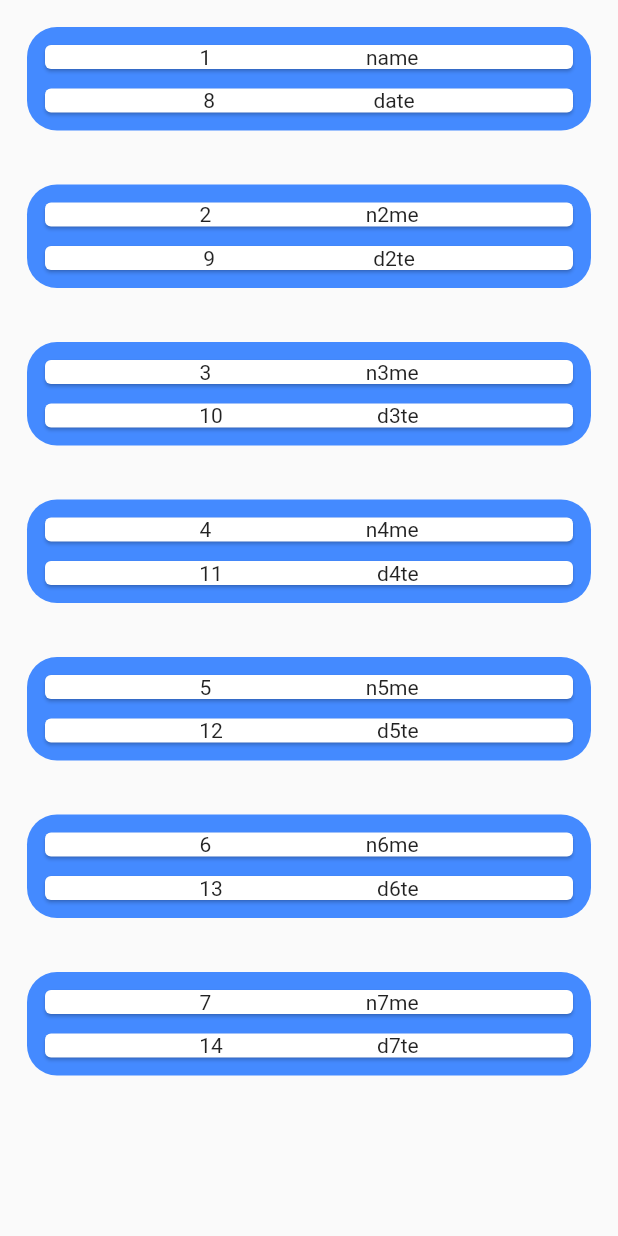
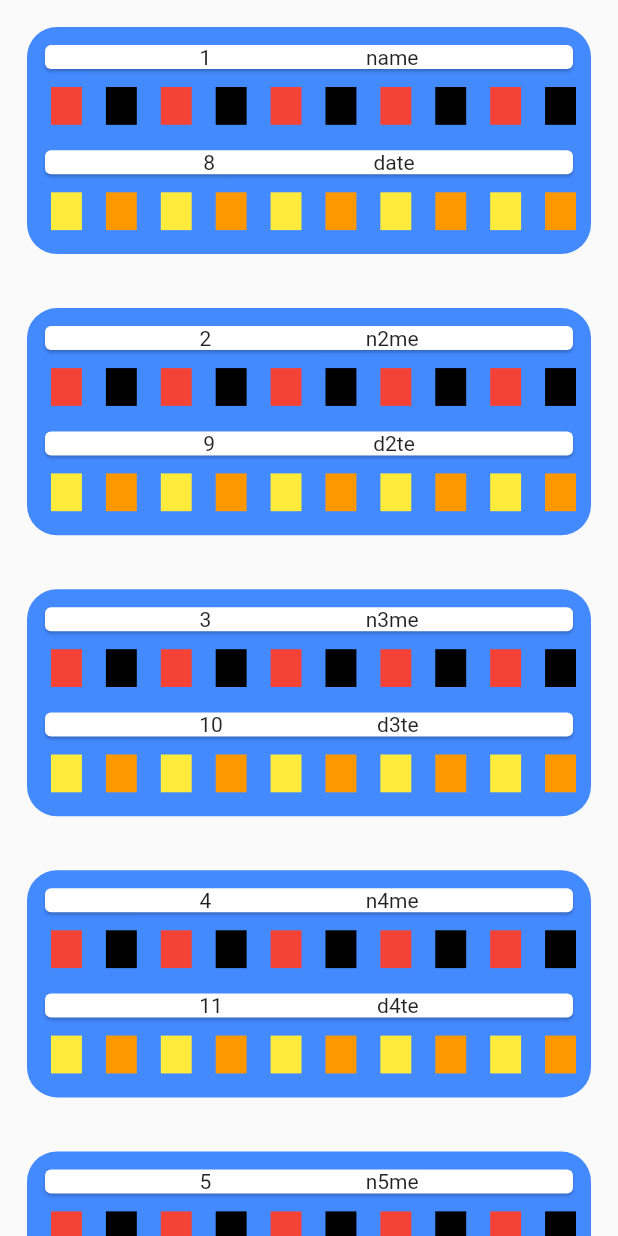
Before and after one commit to yabhihsek9575/assingment_app, a Flutter app: the screen it shows after launch, on a phone screen of 412 x 824 dp. Run offline on Flutter 3.47's test engine with Material 2 defaults, Android fonts, the phone set to English and light mode, and no system bars; our stand-ins replace flutter_svg.

Commit message:
update_card

```diff
--- a/lib/screens/list_screen.dart
+++ b/lib/screens/list_screen.dart
@@ -63,6 +63,25 @@ class _ListScreenState extends State<ListScreen> {
                 ),
               ),
               SizedBox(
+                height: MediaQuery.of(context).size.height / 20,
+                child: ListView.builder(
+                    shrinkWrap: true,
+                    scrollDirection: Axis.horizontal,
+                    itemCount: 15,
+                    itemBuilder: ((context, index) {
+                      return Padding(
+                        padding: const EdgeInsets.all(8.0),
+                        child: Container(
+                            height: MediaQuery.of(context).size.width / 20,
+                            width: MediaQuery.of(context).size.width / 20,
+                            decoration: BoxDecoration(
+                              color:
+                                  (index % 2 == 0) ? Colors.red : Colors.black,
+                            )),
+                      );
+                    })),
+              ),
+              SizedBox(
                 height: 5,
               ),
               Card(
@@ -74,6 +93,26 @@ class _ListScreenState extends State<ListScreen> {
                     Text('${widget.second[index].name}'),
                   ],
                 ),
+              ),
+              SizedBox(
+                height: MediaQuery.of(context).size.height / 20,
+                child: ListView.builder(
+                    shrinkWrap: true,
+                    scrollDirection: Axis.horizontal,
+                    itemCount: 30,
+                    itemBuilder: ((context, index) {
+                      return Padding(
+                        padding: const EdgeInsets.all(8.0),
+                        child: Container(
+                            height: MediaQuery.of(context).size.width / 20,
+                            width: MediaQuery.of(context).size.width / 20,
+                            decoration: BoxDecoration(
+                              color: (index % 2 == 0)
+                                  ? Colors.yellow
+                                  : Colors.orange,
+                            )),
+                      );
+                    })),
               ),
             ],
           ),
```
